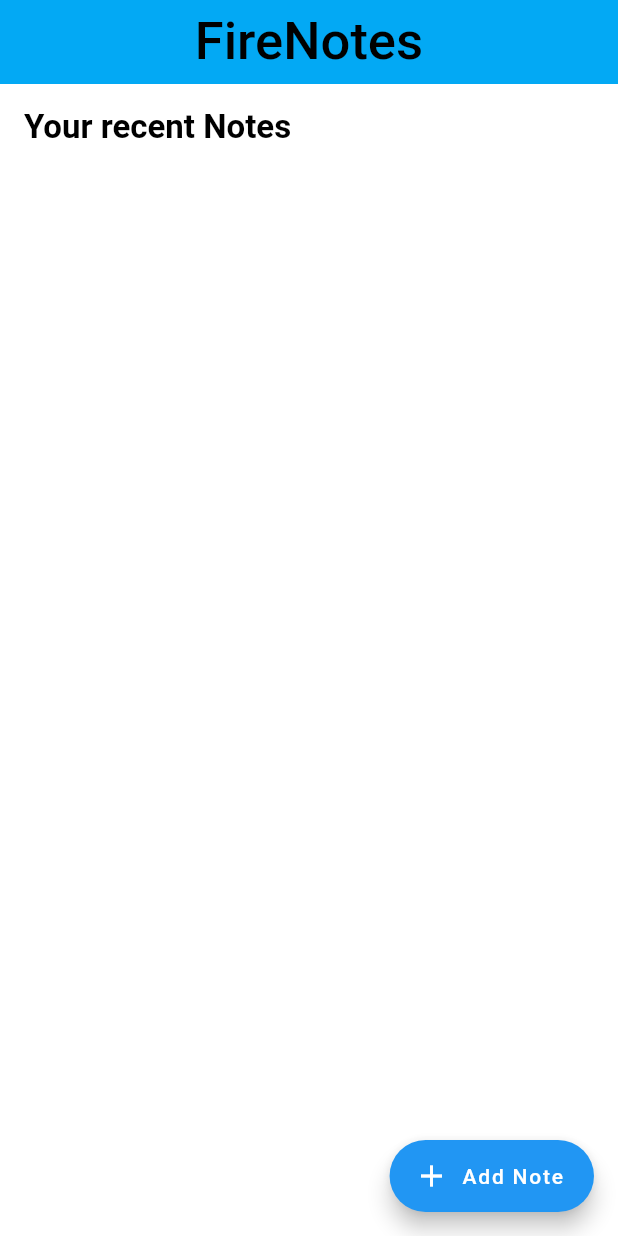
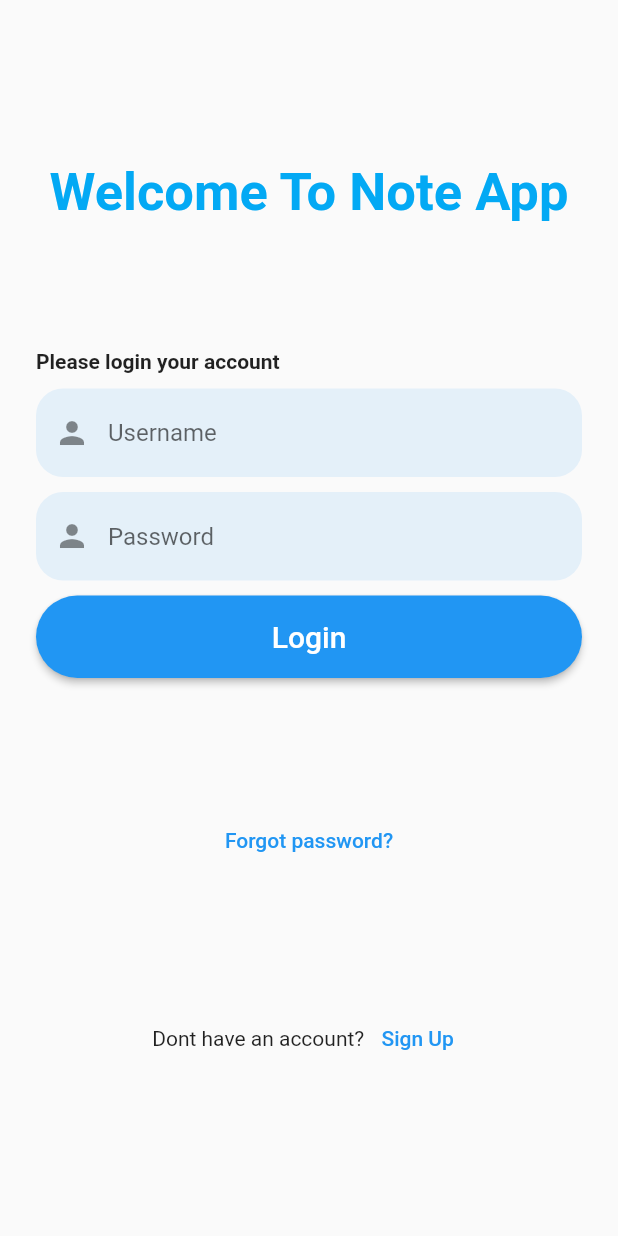
Before and after one commit to shinoasada1907/note_app, a Flutter app: the screen it shows after launch, on a phone screen of 412 x 824 dp. Run offline on Flutter 3.47's test engine with Material 2 defaults, Android fonts, the phone set to English and light mode, and no system bars; our stand-ins replace cloud_firestore, firebase_core, google_fonts; accounts and stored records are empty.

Commit message:
update cuối tháng 6

```diff
--- a/lib/main.dart
+++ b/lib/main.dart
@@ -1,6 +1,6 @@
 import 'package:firebase_core/firebase_core.dart';
 import 'package:flutter/material.dart';
-import 'package:notes_app/screens/home_screen.dart';
+import 'package:notes_app/screens/login.dart';
 
 Future<void> main() async {
   WidgetsFlutterBinding.ensureInitialized();
@@ -16,7 +16,7 @@ class MyApp extends StatelessWidget {
   Widget build(BuildContext context) {
     return const MaterialApp(
       debugShowCheckedModeBanner: false,
-      home: HomeScreen(),
+      home: LoginPage(),
     );
   }
 }
--- /dev/null
+++ b/lib/screens/login.dart
@@ -0,0 +1,164 @@
+import 'package:cloud_firestore/cloud_firestore.dart';
+import 'package:flutter/material.dart';
+import 'package:notes_app/screens/forgotpassword.dart';
+import 'package:notes_app/screens/home_screen.dart';
+import 'package:notes_app/screens/register.dart';
+
+class LoginPage extends StatefulWidget {
+  const LoginPage({Key? key}) : super(key: key);
+
+  @override
+  State<LoginPage> createState() => _LoginPageState();
+}
+
+class _LoginPageState extends State<LoginPage> {
+  String iduser = "";
+  TextEditingController _usernameController = TextEditingController();
+  TextEditingController _passwordController = TextEditingController();
+
+  void login() {
+    FirebaseFirestore.instance
+        .collection("User")
+        .where("username", isEqualTo: _usernameController.text)
+        .where("password", isEqualTo: _passwordController.text)
+        .get()
+        .then(
+          (value) => {
+            print(_usernameController.text),
+            print(_passwordController.text),
+            Navigator.push(
+              context,
+              MaterialPageRoute(
+                builder: (context) => HomeScreen(),
+              ),
+            ),
+          },
+        );
+  }
+
+  @override
+  Widget build(BuildContext context) {
+    return SafeArea(
+      child: Scaffold(
+        body: Container(
+          margin: const EdgeInsets.all(24),
+          child: Column(
+            mainAxisAlignment: MainAxisAlignment.spaceEvenly,
+            children: [
+              _header(context),
+              _inputField(context),
+              _forgotPassword(context),
+              _signup(context),
+            ],
+          ),
+        ),
+      ),
+    );
+  }
+
+  _header(context) {
+    return Column(
+      children: const [
+        Text(
+          "Welcome To Note App",
+          style: TextStyle(
+              fontSize: 35,
+              fontWeight: FontWeight.bold,
+              color: Colors.lightBlue),
+        ),
+      ],
+    );
+  }
+
+  _inputField(context) {
+    return Column(
+      crossAxisAlignment: CrossAxisAlignment.stretch,
+      children: [
+        const Text(
+          "Please login your account",
+          style: TextStyle(fontWeight: FontWeight.bold),
+        ),
+        const SizedBox(
+          height: 10,
+        ),
+        TextField(
+          controller: _usernameController,
+          decoration: InputDecoration(
+              hintText: "Username",
+              border: OutlineInputBorder(
+                  borderRadius: BorderRadius.circular(18),
+                  borderSide: BorderSide.none),
+              fillColor: Theme.of(context).primaryColor.withOpacity(0.1),
+              filled: true,
+              prefixIcon: const Icon(Icons.person)),
+        ),
+        const SizedBox(height: 10),
+        TextField(
+          controller: _passwordController,
+          decoration: InputDecoration(
+            hintText: "Password",
+            border: OutlineInputBorder(
+                borderRadius: BorderRadius.circular(18),
+                borderSide: BorderSide.none),
+            fillColor: Theme.of(context).primaryColor.withOpacity(0.1),
+            filled: true,
+            prefixIcon: const Icon(Icons.person),
+          ),
+          obscureText: true,
+        ),
+        const SizedBox(height: 10),
+        ElevatedButton(
+          onPressed: () {
+            login();
+          },
+          child: const Text(
+            "Login",
+            style: TextStyle(fontSize: 20),
+          ),
+          style: ElevatedButton.styleFrom(
+            shape: const StadiumBorder(),
+            padding: const EdgeInsets.symmetric(vertical: 16),
+          ),
+        )
+      ],
+    );
+  }
+
+  _forgotPassword(context) {
+    return TextButton(
+      onPressed: () {
+        Navigator.push(
+          context,
+          MaterialPageRoute(
+            builder: (context) => ForgotPass(),
+          ),
+        );
+      },
+      child: const Text(
+        "Forgot password?",
+      ),
+    );
+  }
+
+  _signup(context) {
+    return Row(
+      mainAxisAlignment: MainAxisAlignment.center,
+      children: [
+        const Text("Dont have an account? "),
+        TextButton(
+          onPressed: () {
+            Navigator.push(
+              context,
+              MaterialPageRoute(
+                builder: (context) => RegisterPage(),
+              ),
+            );
+          },
+          child: const Text(
+            "Sign Up",
+          ),
+        )
+      ],
+    );
+  }
+}
--- a/lib/screens/note-reader.dart
+++ b/lib/screens/note-reader.dart
@@ -44,7 +44,8 @@ class _NoteReaderScreenState extends State<NoteReaderScreen> {
         .delete()
         .then((value) {
       print('Delete seccess');
-      Navigator.of(context).popUntil((route) => route.isFirst);
+      Navigator.of(context).pop();
+      Navigator.of(context).pop();
     });
   }
 
--- a/lib/style/app_style.dart
+++ b/lib/style/app_style.dart
@@ -7,10 +7,8 @@ class AppStyle {
   static Color accentColor = const Color(0xFF0065FF);
 
   static List<Color> cardsColor = [
-    Colors.white,
     Colors.red.shade100,
     Colors.pink.shade100,
-    Colors.orange.shade100,
     Colors.yellow.shade100,
     Colors.green.shade100,
     Colors.blue.shade100,
--- a/pubspec.yaml
+++ b/pubspec.yaml
@@ -38,6 +38,8 @@ dependencies:
   cloud_firestore: ^3.1.13
   google_fonts: ^2.3.2
   intl: ^0.17.0
+  firebase_auth: ^3.3.19
+  firebase_auth_web: ^3.3.16
 
 dev_dependencies:
   flutter_test:
```
Also changed, not shown: lib/screens/forgotpassword.dart (added, +123 -0 lines), lib/screens/home_screen.dart (+60 -1 lines), lib/screens/register.dart (added, +123 -0 lines), lib/widgets/note_card.dart (+8 -3 lines), pubspec.lock.
